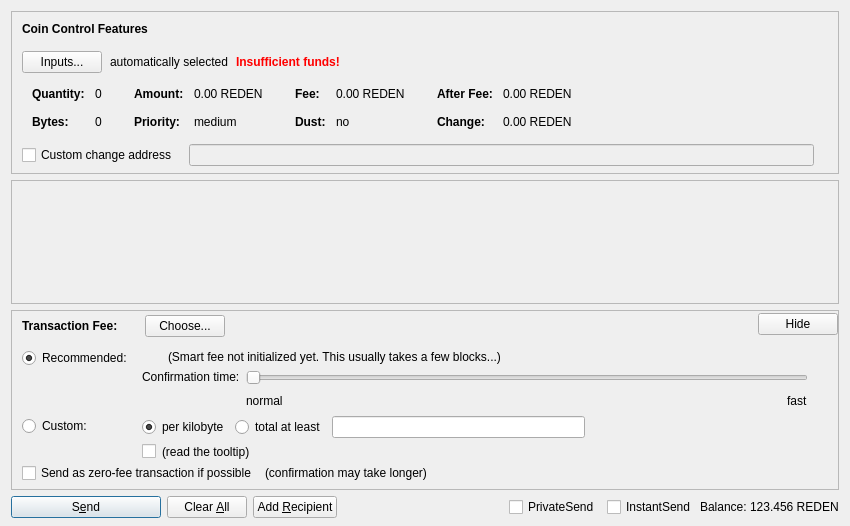
The window that src/qt/forms/sendcoinsdialog.ui (HTHcoin/HTH-Legacy-old-chain) describes before a commit, drawn with Qt 5.
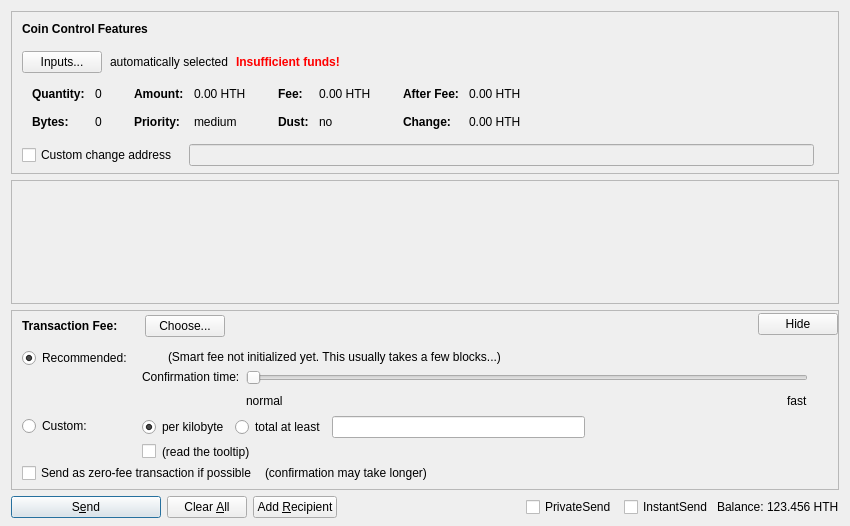
The same window after the commit. Custom widgets are drawn as their Qt base class.

Diff of the .ui file:
```diff
--- a/src/qt/forms/sendcoinsdialog.ui
+++ b/src/qt/forms/sendcoinsdialog.ui
@@ -324,7 +324,7 @@
                   <enum>Qt::ActionsContextMenu</enum>
                  </property>
                  <property name="text">
-                  <string notr="true">0.00 REDEN</string>
+                  <string notr="true">0.00 HTH</string>
                  </property>
                  <property name="textInteractionFlags">
                   <set>Qt::LinksAccessibleByMouse|Qt::TextSelectableByKeyboard|Qt::TextSelectableByMouse</set>
@@ -404,7 +404,7 @@
                   <enum>Qt::ActionsContextMenu</enum>
                  </property>
                  <property name="text">
-                  <string notr="true">0.00 REDEN</string>
+                  <string notr="true">0.00 HTH</string>
                  </property>
                  <property name="textInteractionFlags">
                   <set>Qt::LinksAccessibleByMouse|Qt::TextSelectableByKeyboard|Qt::TextSelectableByMouse</set>
@@ -484,7 +484,7 @@
                   <enum>Qt::ActionsContextMenu</enum>
                  </property>
                  <property name="text">
-                  <string notr="true">0.00 REDEN</string>
+                  <string notr="true">0.00 HTH</string>
                  </property>
                  <property name="textInteractionFlags">
                   <set>Qt::LinksAccessibleByMouse|Qt::TextSelectableByKeyboard|Qt::TextSelectableByMouse</set>
@@ -513,7 +513,7 @@
                   <enum>Qt::ActionsContextMenu</enum>
                  </property>
                  <property name="text">
-                  <string notr="true">0.00 REDEN</string>
+                  <string notr="true">0.00 HTH</string>
                  </property>
                  <property name="textInteractionFlags">
                   <set>Qt::LinksAccessibleByMouse|Qt::TextSelectableByKeyboard|Qt::TextSelectableByMouse</set>
@@ -1366,7 +1366,7 @@
           <cursorShape>IBeamCursor</cursorShape>
          </property>
          <property name="text">
-          <string notr="true">123.456 REDEN</string>
+          <string notr="true">123.456 HTH</string>
          </property>
          <property name="textInteractionFlags">
           <set>Qt::LinksAccessibleByMouse|Qt::TextSelectableByKeyboard|Qt::TextSelectableByMouse</set>
```
Left out of the diff: 6 changed lines with no effect on the pictures.
